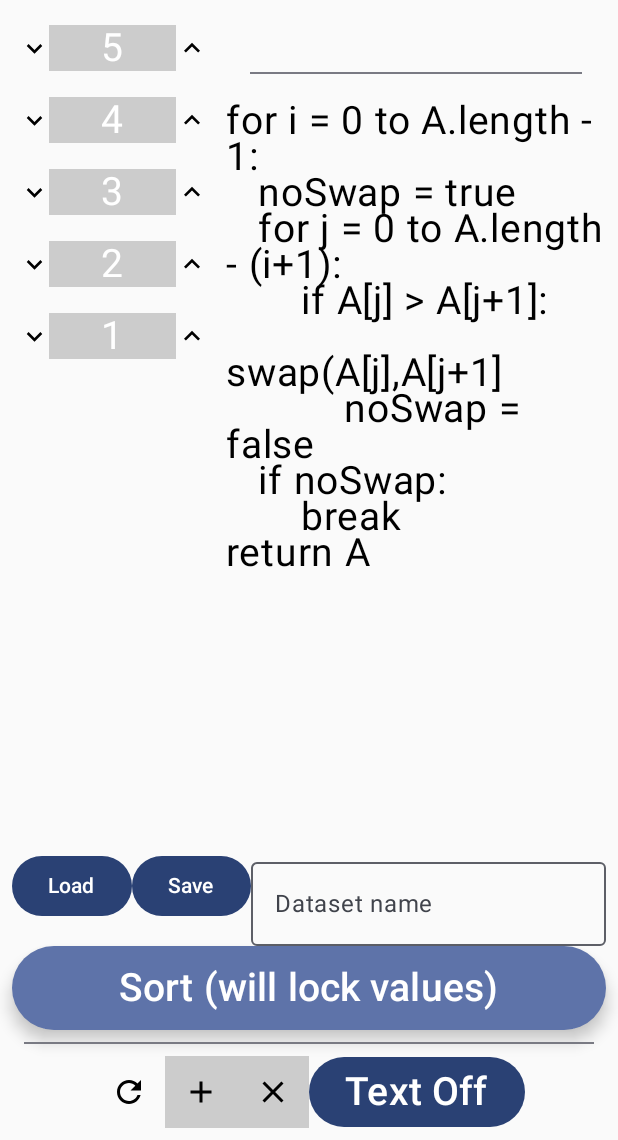
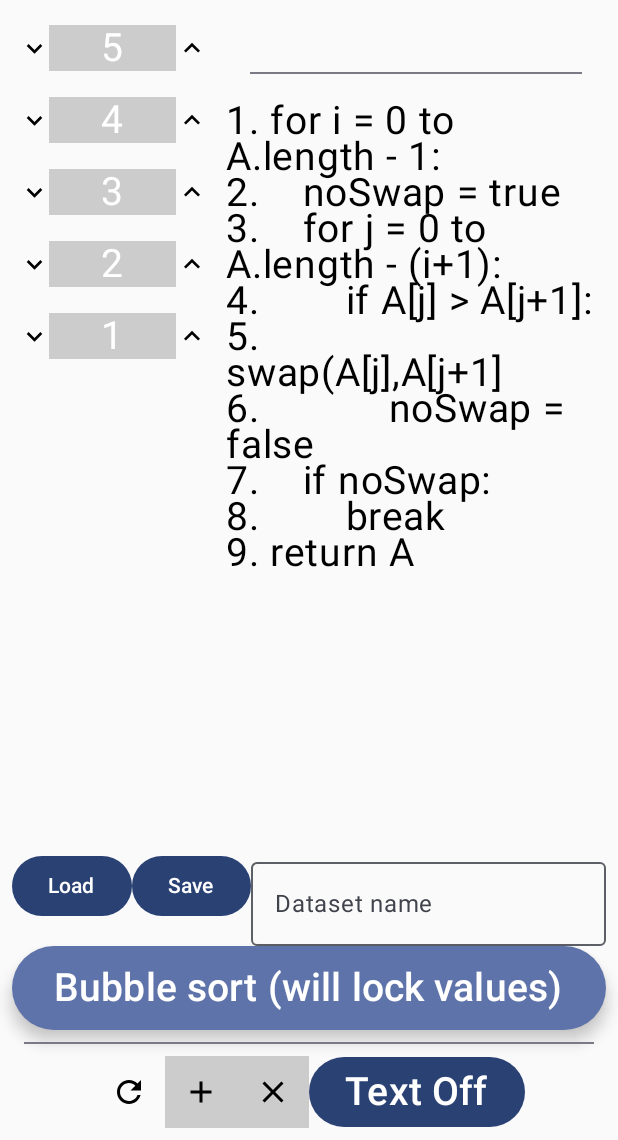
Before and after one commit to alex-ha-192/Algorithm-Teaching-App, an Android app built with Jetpack Compose: the BubbleSortScreen screen opened through its navigation route, on a phone screen of 412 x 824 dp, the part 96-1236 px from its top. Run offline under Robolectric (Android 15) with nearby library versions, the phone set to English and light mode, and no system bars; our stand-ins replace Room's generated code.

Commit message:
added most feedback from 3.4 EXCEPT unfocus from keyboard on click away

```diff
--- a/app/src/main/java/com/puterscience/algorithmteachingapp/algo_screens/BubbleSortScreen.kt
+++ b/app/src/main/java/com/puterscience/algorithmteachingapp/algo_screens/BubbleSortScreen.kt
@@ -175,15 +175,15 @@ fun BubbleSortScreen(toSort: List<Int>, settings: Settings, defaults: Defaults,
                     Text(text = explanationText.value, fontSize = (if (settings.largeText.value) defaults.defaultLargeText.sp else defaults.defaultSmallText.sp))
                     Divider(modifier = Modifier.padding(16.dp))
                     Text(
-                            text = ("for i = 0 to A.length - 1:\r\n" +
-                                    "   noSwap = true\r\n" +
-                                    "   for j = 0 to A.length - (i+1):\r\n" +
-                                    "       if A[j] > A[j+1]:\r\n" +
-                                    "           swap(A[j],A[j+1]\r\n" +
-                                    "           noSwap = false\r\n" +
-                                    "   if noSwap:\r\n" +
-                                    "       break\r\n" +
-                                    "return A"),
+                            text = ("1. for i = 0 to A.length - 1:\r\n" +
+                                    "2.    noSwap = true\r\n" +
+                                    "3.    for j = 0 to A.length - (i+1):\r\n" +
+                                    "4.        if A[j] > A[j+1]:\r\n" +
+                                    "5.            swap(A[j],A[j+1]\r\n" +
+                                    "6.            noSwap = false\r\n" +
+                                    "7.    if noSwap:\r\n" +
+                                    "8.        break\r\n" +
+                                    "9. return A"),
                             fontSize = (if (settings.largeText.value) defaults.defaultLargeText.sp else defaults.defaultSmallText.sp),
                             modifier = Modifier.alpha(if (textToggle.value) 1f else 0f)
                     )
@@ -207,7 +207,7 @@ fun BubbleSortScreen(toSort: List<Int>, settings: Settings, defaults: Defaults,
                                                 lock.value = true}, modifier = Modifier
                 .fillMaxWidth()
                 .weight(0.1f)) {
-                Text(text = "Sort (will lock values)", fontSize = if (settings.largeText.value) defaults.defaultLargeText.sp else defaults.defaultSmallText.sp)
+                Text(text = "Bubble sort (will lock values)", fontSize = if (settings.largeText.value) defaults.defaultLargeText.sp else defaults.defaultSmallText.sp)
             }
             Divider(modifier = Modifier.padding(all = 8.dp))
             Row (modifier = Modifier.align(alignment = Alignment.CenterHorizontally)) {
--- a/app/src/main/java/com/puterscience/algorithmteachingapp/settings/SettingsScreen.kt
+++ b/app/src/main/java/com/puterscience/algorithmteachingapp/settings/SettingsScreen.kt
@@ -24,6 +24,7 @@ import com.puterscience.algorithmteachingapp.settings.settings_classes.Settings
 
 @Composable
 fun SettingsScreen(globalSettings: Settings, defaults: Defaults, allColourModes: List<ColourMode>, firstTimeFlag: MutableState<Boolean>, settingsDao: settingsDao) {
+    val justSaved: MutableState<Boolean> = remember { mutableStateOf(false)}
     val currentColourBlindMode: MutableState<String> = remember {mutableStateOf("")}
     if (globalSettings.colourMode.value == allColourModes[0]){
         currentColourBlindMode.value = "Standard"
@@ -41,7 +42,8 @@ fun SettingsScreen(globalSettings: Settings, defaults: Defaults, allColourModes:
     Box {
         Column {
             Text(text = "Text size:", fontSize = if (globalSettings.largeText.value) defaults.defaultLargeText.sp else defaults.defaultSmallText.sp)
-            Button(onClick = {(globalSettings.largeText.value) = !(globalSettings.largeText.value)}) {
+            Button(onClick = { justSaved.value = false
+                (globalSettings.largeText.value) = !(globalSettings.largeText.value)}) {
                 Text(
                     text = (if (globalSettings.largeText.value) "Disable large text" else "Enable large text"),
                     fontSize = (if (globalSettings.largeText.value) defaults.defaultLargeText.sp else defaults.defaultSmallText.sp)
@@ -51,14 +53,16 @@ fun SettingsScreen(globalSettings: Settings, defaults: Defaults, allColourModes:
             Text(text = "Select colour mode:", fontSize = if (globalSettings.largeText.value) defaults.defaultLargeText.sp else defaults.defaultSmallText.sp)
             Column {
                 // Default colour mode
-                Button(onClick = { globalSettings.colourMode.value = allColourModes[0] }) {
+                Button(onClick = { justSaved.value = false
+                    globalSettings.colourMode.value = allColourModes[0] }) {
                     Text(
                         text = "Standard vision",
                         fontSize = if (globalSettings.largeText.value) defaults.defaultLargeText.sp else defaults.defaultSmallText.sp
                     )
                 }
                 // Protanopia
-                Button(onClick = { globalSettings.colourMode.value = allColourModes[1] }) {
+                Button(onClick = { justSaved.value = false
+                    globalSettings.colourMode.value = allColourModes[1] }) {
                     Text(
                         text = "Protanopia/Deuteranopia",
                         fontSize = if (globalSettings.largeText.value) defaults.defaultLargeText.sp else defaults.defaultSmallText.sp
@@ -66,7 +70,8 @@ fun SettingsScreen(globalSettings: Settings, defaults: Defaults, allColourModes:
                 }
 
                 // Tritanopia
-                Button(onClick = { globalSettings.colourMode.value = allColourModes[2] }) {
+                Button(onClick = { justSaved.value = false
+                    globalSettings.colourMode.value = allColourModes[2] }) {
                     Text(
                         text = "Tritanopia",
                         fontSize = if (globalSettings.largeText.value) defaults.defaultLargeText.sp else defaults.defaultSmallText.sp
@@ -74,7 +79,8 @@ fun SettingsScreen(globalSettings: Settings, defaults: Defaults, allColourModes:
                 }
 
                 // Monochromacy
-                Button(onClick = { globalSettings.colourMode.value = allColourModes[3] }) {
+                Button(onClick = { justSaved.value = false
+                    globalSettings.colourMode.value = allColourModes[3] }) {
                     Text(
                         text = "Monochromacy",
                         fontSize = if (globalSettings.largeText.value) defaults.defaultLargeText.sp else defaults.defaultSmallText.sp
@@ -87,17 +93,20 @@ fun SettingsScreen(globalSettings: Settings, defaults: Defaults, allColourModes:
                 Divider()
                 Column {
                     Text(
-                        text = ("Maximum size: " + globalSettings.maxSize.intValue.toString()),
+                        text = ("Maximum size of dataset: " + globalSettings.maxSize.intValue.toString()),
                         fontSize = if (globalSettings.largeText.value) defaults.defaultLargeText.sp else defaults.defaultSmallText.sp
                     )
                     Row {
-                        Button(onClick = { if (globalSettings.maxSize.intValue > 1) globalSettings.maxSize.intValue-- }) {
+                        Button(onClick = { justSaved.value = false
+                            if (globalSettings.maxSize.intValue > 1) globalSettings.maxSize.intValue-- }) {
                             Icon(
                                 imageVector = Icons.Filled.KeyboardArrowDown,
                                 contentDescription = "Reduce"
                             )
                         }
-                        Button(onClick = { globalSettings.maxSize.intValue++ }) {
+                        Button(onClick =
+                        { justSaved.value = false
+                            globalSettings.maxSize.intValue++ }) {
                             Icon(
                                 imageVector = Icons.Filled.KeyboardArrowUp,
                                 contentDescription = "Increase"
@@ -109,6 +118,7 @@ fun SettingsScreen(globalSettings: Settings, defaults: Defaults, allColourModes:
                 Column {
                     Button(onClick = {
                         firstTimeFlag.value = false
+                        justSaved.value = true
                         if (settingsDao.getSettings().size != 0) {
                             settingsDao.updateSettings(
                                 SettingsDataObject(
@@ -131,7 +141,7 @@ fun SettingsScreen(globalSettings: Settings, defaults: Defaults, allColourModes:
                         )
                     }
                     Text(
-                        text = if (firstTimeFlag.value) "No settings saved!" else "",
+                        text = if (firstTimeFlag.value) "No settings saved!" else if (!justSaved.value)"" else "Saved successfully!",
                         fontSize = if (globalSettings.largeText.value) defaults.defaultLargeText.sp else defaults.defaultSmallText.sp
                     )
                 }
```
Also changed, not shown: app/src/main/java/com/puterscience/algorithmteachingapp/algo_screens/BinarySearchScreen.kt (+47 -48 lines), app/src/main/java/com/puterscience/algorithmteachingapp/algo_screens/LinearSearchScreen.kt (+32 -32 lines), app/src/main/java/com/puterscience/algorithmteachingapp/algo_screens/MergeSortScreen.kt (+20 -20 lines), app/src/main/java/com/puterscience/algorithmteachingapp/algo_screens/QuickSortScreen.kt (+15 -15 lines).
